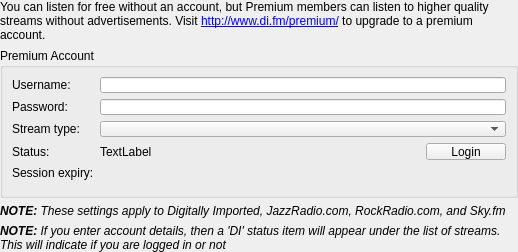
Above: streams/digitallyimportedsettings.ui from CDrummond/cantata before the change. Below: the same form after it.
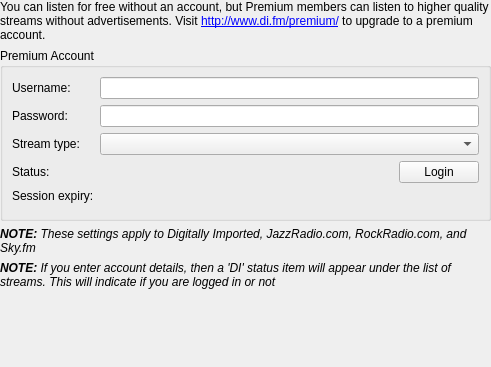
That is the form after the change. Custom widgets are drawn as their Qt base class.

Commit message: Remove 'TextLabel' string

```diff
--- a/streams/digitallyimportedsettings.ui
+++ b/streams/digitallyimportedsettings.ui
@@ -6,8 +6,8 @@
    <rect>
     <x>0</x>
     <y>0</y>
-    <width>518</width>
-    <height>252</height>
+    <width>491</width>
+    <height>367</height>
    </rect>
   </property>
   <layout class="QVBoxLayout" name="verticalLayout">
@@ -106,7 +106,7 @@
            </sizepolicy>
           </property>
           <property name="text">
-           <string>TextLabel</string>
+           <string/>
           </property>
          </widget>
         </item>
```
The commit also changes 2 other files.
